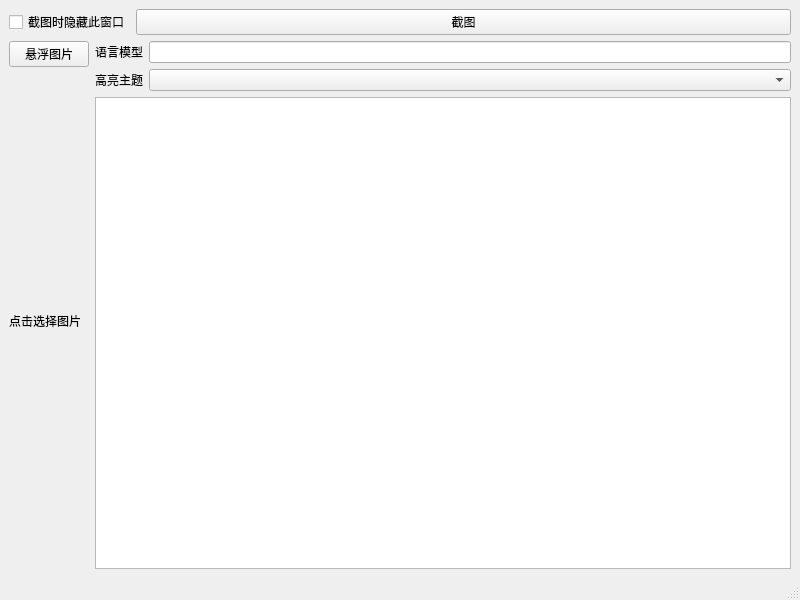
Old version of the form src/mainwindow.ui in the repository cathaysia/ocr.
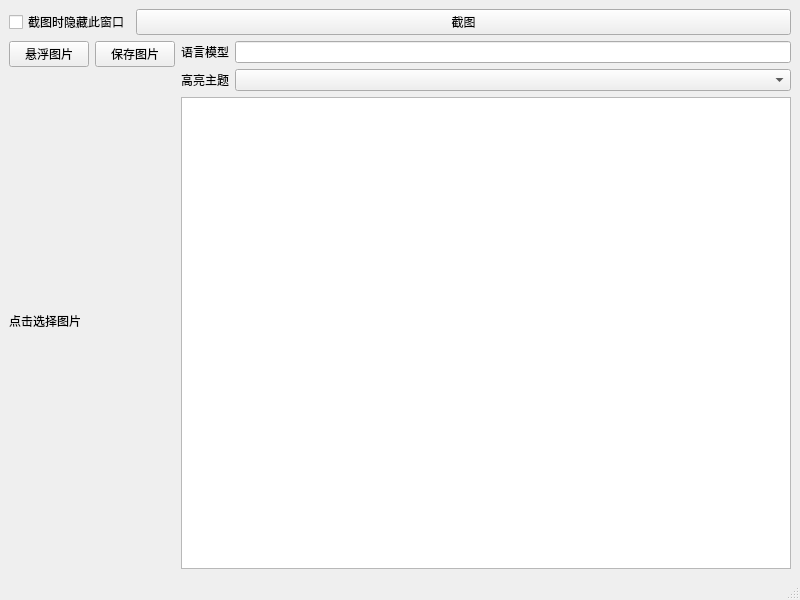
New version of the form. Custom widgets are drawn as their Qt base class.

Commit message: feat(mainwindow): 保存图片到文件

Diff of the .ui file:
```diff
--- a/src/mainwindow.ui
+++ b/src/mainwindow.ui
@@ -40,15 +40,26 @@
      </layout>
     </item>
     <item>
-     <layout class="QHBoxLayout" name="horizontalLayout_3">
+     <layout class="QHBoxLayout" name="horizontalLayout_4">
       <item>
        <layout class="QVBoxLayout" name="verticalLayout_4">
         <item>
+         <layout class="QHBoxLayout" name="horizontalLayout_3">
+          <item>
          <widget class="QPushButton" name="btn_float">
           <property name="text">
            <string>悬浮图片</string>
           </property>
          </widget>
+          </item>
+          <item>
+           <widget class="QPushButton" name="btn_save">
+            <property name="text">
+             <string>保存图片</string>
+            </property>
+           </widget>
+          </item>
+         </layout>
         </item>
         <item>
          <widget class="QLabel" name="lbl_img">
```
Lines whose indentation alone changed are shown as unchanged. The commit also changes 1 other file.
